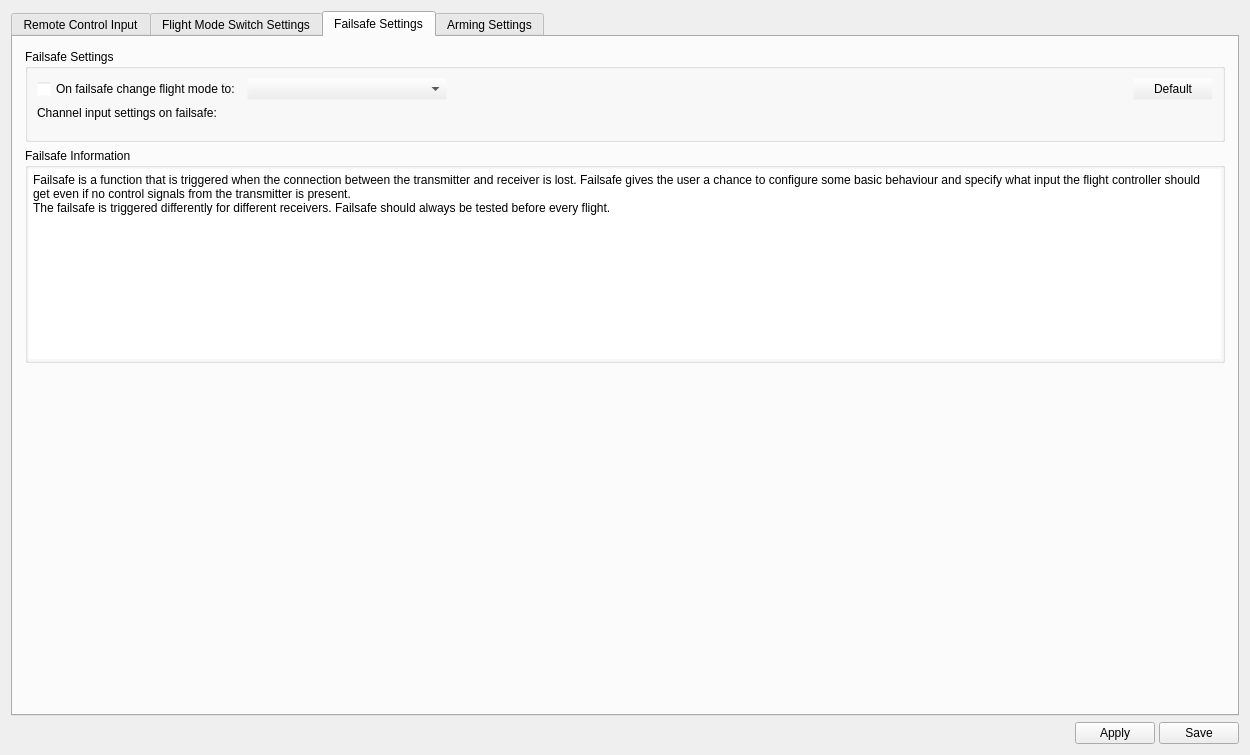
Before: the Qt Designer form ground/gcs/src/plugins/config/input.ui in librepilot/LibrePilot, drawn with Qt 5.
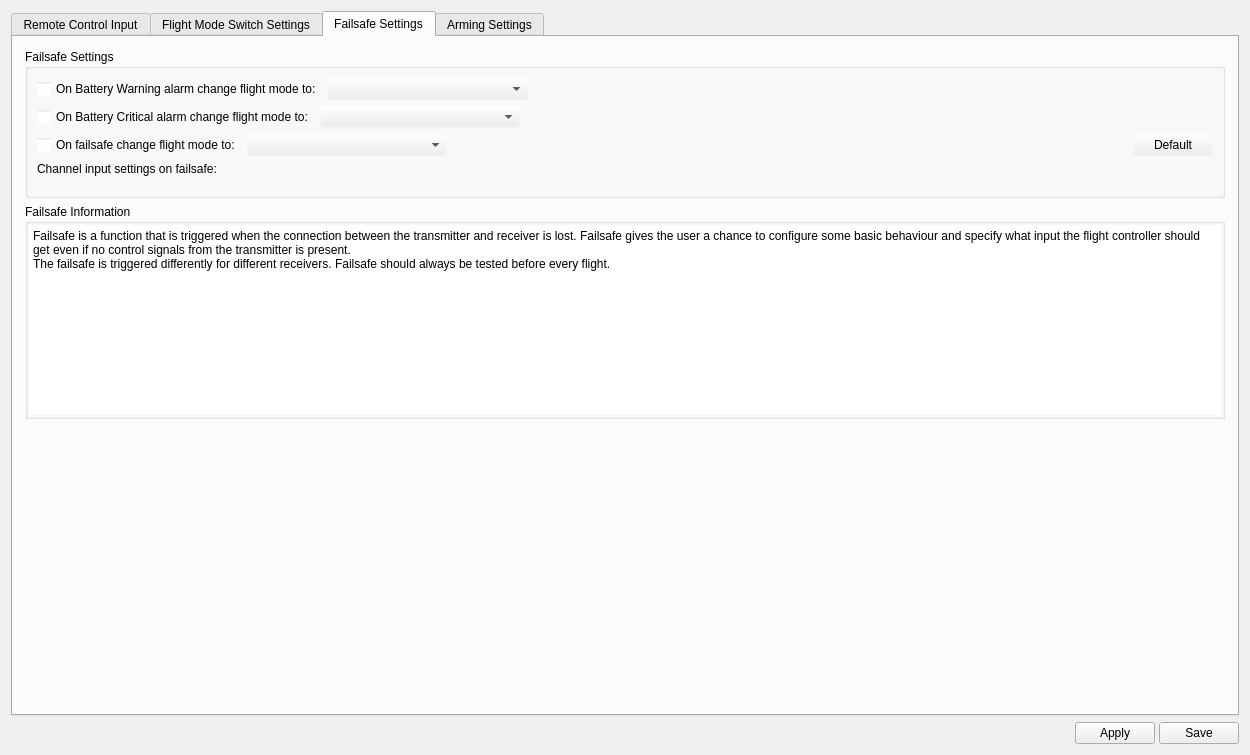
After: the same form once the commit is applied. The open tabs and pages were chosen to show the change. Icons and pictures are not drawn.

Commit message: LP-446 - Settings GUI for battery alarm failsafe

The edit to the form file:
```diff
--- a/ground/gcs/src/plugins/config/input.ui
+++ b/ground/gcs/src/plugins/config/input.ui
@@ -2358,6 +2358,86 @@
                <number>6</number>
               </property>
               <item row="1" column="0">
+               <layout class="QHBoxLayout" name="horizontalLayout_b2">
+                <item>
+                 <widget class="QCheckBox" name="failsafeBatteryWarningFlightModeCb">
+                  <property name="text">
+                   <string>On Battery Warning alarm change flight mode to:</string>
+                  </property>
+                 </widget>
+                </item>
+                <item>
+                 <widget class="QComboBox" name="failsafeBatteryWarningFlightMode">
+                  <property name="minimumSize">
+                   <size>
+                    <width>200</width>
+                    <height>0</height>
+                   </size>
+                  </property>
+                  <property name="focusPolicy">
+                   <enum>Qt::StrongFocus</enum>
+                  </property>
+                  <property name="toolTip">
+                   <string>When triggering battery Warning alarm switch to this flight mode.</string>
+                  </property>
+                 </widget>
+                </item>
+                <item>
+                 <spacer name="horizontalSpacer_B28">
+                  <property name="orientation">
+                   <enum>Qt::Horizontal</enum>
+                  </property>
+                  <property name="sizeHint" stdset="0">
+                   <size>
+                    <width>40</width>
+                    <height>20</height>
+                   </size>
+                  </property>
+                 </spacer>
+                </item>
+               </layout>
+              </item>
+              <item row="2" column="0">
+               <layout class="QHBoxLayout" name="horizontalLayout_b1">
+                <item>
+                 <widget class="QCheckBox" name="failsafeBatteryCriticalFlightModeCb">
+                  <property name="text">
+                   <string>On Battery Critical alarm change flight mode to:</string>
+                  </property>
+                 </widget>
+                </item>
+                <item>
+                 <widget class="QComboBox" name="failsafeBatteryCriticalFlightMode">
+                  <property name="minimumSize">
+                   <size>
+                    <width>200</width>
+                    <height>0</height>
+                   </size>
+                  </property>
+                  <property name="focusPolicy">
+                   <enum>Qt::StrongFocus</enum>
+                  </property>
+                  <property name="toolTip">
+                   <string>When triggering battery Critical alarm switch to this flight mode.</string>
+                  </property>
+                 </widget>
+                </item>
+                <item>
+                 <spacer name="horizontalSpacer_B18">
+                  <property name="orientation">
+                   <enum>Qt::Horizontal</enum>
+                  </property>
+                  <property name="sizeHint" stdset="0">
+                   <size>
+                    <width>40</width>
+                    <height>20</height>
+                   </size>
+                  </property>
+                 </spacer>
+                </item>
+               </layout>
+              </item>
+              <item row="3" column="0">
                <layout class="QHBoxLayout" name="horizontalLayout_4">
                 <item>
                  <widget class="QCheckBox" name="failsafeFlightModeCb">
@@ -2411,14 +2491,14 @@
                 </item>
                </layout>
               </item>
-              <item row="3" column="0">
+              <item row="5" column="0">
                <layout class="QGridLayout" name="failsafeChannelsLayout">
                 <property name="topMargin">
                  <number>10</number>
                 </property>
                </layout>
               </item>
-              <item row="2" column="0">
+              <item row="4" column="0">
                <widget class="QLabel" name="label">
                 <property name="text">
                  <string>Channel input settings on failsafe:</string>
```
Left out of the diff: 2 changed lines with no effect on the pictures. The commit also changes 2 other files.
